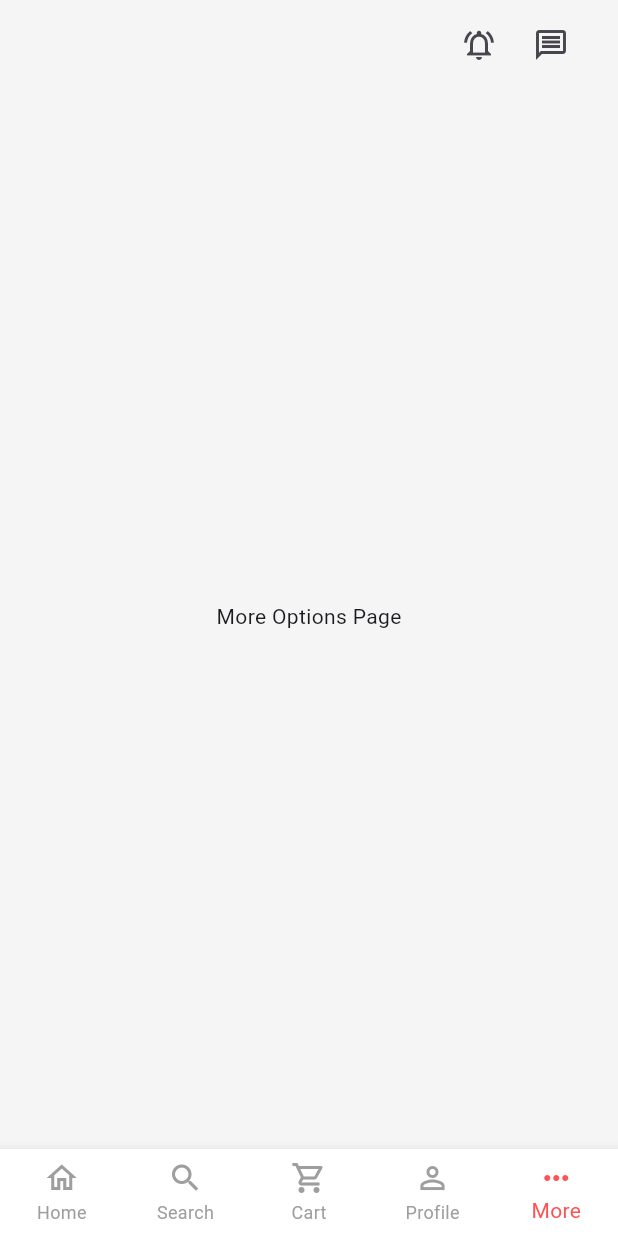
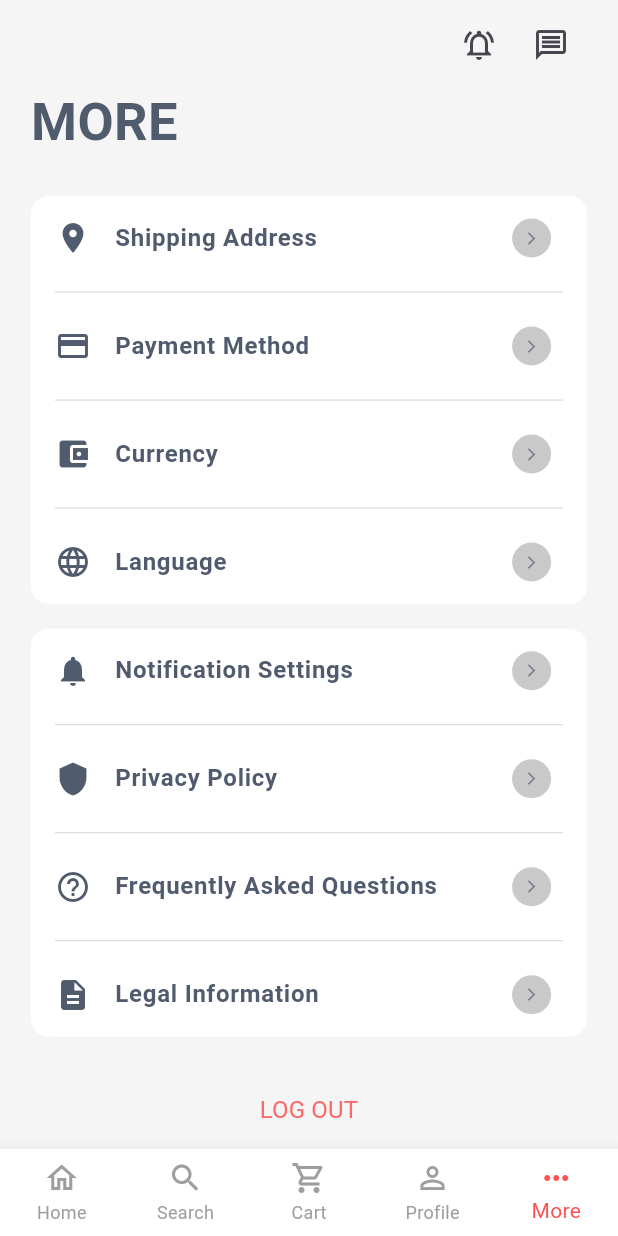
Before and after one commit to TASH-8/e_commerce_app, a Flutter app: the screen it shows after launch, item 5 of the bottom bar chosen, on a phone screen of 412 x 824 dp. Run offline on Flutter 3.47's test engine with Material 3 defaults, Android fonts, the light colour scheme and no system bars; drawn by our look-alikes of auto_size_text; our stand-ins replace equatable, flutter_bloc, flutter_svg, go_router, smooth_page_indicator.

Commit message:
adding MORESCREEN with animation and changing the tiles listviewbuilder to the CORE so i can use it multipule times

```diff
--- a/lib/core/routing/app_router.dart
+++ b/lib/core/routing/app_router.dart
@@ -17,7 +17,7 @@ class AppRouter {
       path: '/product',
       builder: (context, state) => const ProductPreviewScreen(),
     ),
-        GoRoute(
+    GoRoute(
       path: '/profile',
       builder: (context, state) => const ProfileScreen(),
     ),
--- a/lib/core/theming/text_styles.dart
+++ b/lib/core/theming/text_styles.dart
@@ -84,6 +84,11 @@ class TextStyles {
     fontWeight: FontWeightHelper.bold,
     color: ColorManger.greyCustomShade,
   );
+  static const TextStyle font16RedAccentNormal = TextStyle(
+    fontSize: 16,
+    fontWeight: FontWeightHelper.regular,
+    color: ColorManger.redAccentCustom,
+  );
 
   static TextStyle font18CustomGreyLight = TextStyle(
     fontSize: 18,
--- a/lib/core/utils/constants.dart
+++ b/lib/core/utils/constants.dart
@@ -92,9 +92,7 @@ class Constants {
   static const String USERNAME = "User Name";
   static const String EDITPROFILE = "EDIT PROFILE";
 
-
-
-    static const String allMyOrders = 'All My Orders';
+  static const String allMyOrders = 'All My Orders';
   static const String pendingShipments = 'Pending Shipments';
   static const String pendingPayments = 'Pending Payments';
   static const String finishedOrders = 'Finished Orders';
@@ -104,4 +102,15 @@ class Constants {
   static const String customerSupport = 'Customer Support';
   static const String rateOurApp = 'Rate Our App';
   static const String makeASuggestion = 'Make a Suggestion';
+  static const String LOGOUT = "LOG OUT";
+  static const String MORE = "MORE";
+
+  static const String shippingAddressTitle = "Shipping Address";
+  static const String paymentMethodTitle = "Payment Method";
+  static const String currencyTitle = "Currency";
+  static const String languageTitle = "Language";
+  static const String notificationSettingsTitle = "Notification Settings";
+  static const String privacyPolicyTitle = "Privacy Policy";
+  static const String faqTitle = "Frequently Asked Questions";
+  static const String legalInformationTitle = "Legal Information";
 }
--- a/lib/features/profile/presentation/widgets/order_profile_actions.dart
+++ b/lib/core/widgets/custom_list_tile_actions.dart
@@ -3,19 +3,19 @@ import 'package:e_commerce_app/features/profile/presentation/widgets/actions_til
 import 'package:e_commerce_app/features/profile/presentation/widgets/order_profile_items.dart';
 import 'package:flutter/material.dart';
 
-class OrderProfileActions extends StatefulWidget {
-  final List<OrderItem> orderItems;
+class CustomListTilesActions extends StatefulWidget {
+  final List<OrderAndMoreItems> items;
 
-  const OrderProfileActions({
+  const CustomListTilesActions({
     super.key,
-    required this.orderItems,
+    required this.items,
   });
 
   @override
-  _OrderProfileActionsState createState() => _OrderProfileActionsState();
+  _CustomListTilesActionsState createState() => _CustomListTilesActionsState();
 }
 
-class _OrderProfileActionsState extends State<OrderProfileActions>
+class _CustomListTilesActionsState extends State<CustomListTilesActions>
     with SingleTickerProviderStateMixin {
   late AnimationController _controller;
   late List<Animation<Offset>> _slideAnimations;
@@ -33,7 +33,7 @@ class _OrderProfileActionsState extends State<OrderProfileActions>
 
     // Define staggered animations for each item
     _slideAnimations = List.generate(
-      widget.orderItems.length,
+      widget.items.length,
       (index) => Tween<Offset>(
         begin: const Offset(-1, 0), // Slide from the left
         end: Offset.zero,
@@ -50,7 +50,7 @@ class _OrderProfileActionsState extends State<OrderProfileActions>
     );
 
     _fadeAnimations = List.generate(
-      widget.orderItems.length,
+      widget.items.length,
       (index) => Tween<double>(
         begin: 0.0, // Start fully transparent
         end: 1.0, // End fully opaque
@@ -84,14 +84,14 @@ class _OrderProfileActionsState extends State<OrderProfileActions>
       width: screenWidth * 0.9,
       decoration: BoxDecoration(
         color: ColorManger.white,
-        borderRadius: BorderRadius.circular(10),
+        borderRadius: BorderRadius.circular(12),
       ),
       child: ListView.builder(
         shrinkWrap: true,
         physics: const NeverScrollableScrollPhysics(),
-        itemCount: widget.orderItems.length,
+        itemCount: widget.items.length,
         itemBuilder: (context, index) {
-          final item = widget.orderItems[index];
+          final item = widget.items[index];
           return SlideTransition(
             position: _slideAnimations[index],
             child: FadeTransition(
@@ -99,7 +99,7 @@ class _OrderProfileActionsState extends State<OrderProfileActions>
               child: Column(
                 children: [
                   ActionsTile(item: item),
-                  if (index < widget.orderItems.length - 1)
+                  if (index < widget.items.length - 1)
                     const Divider(
                       thickness: 0.5,
                       indent: 16,
--- a/lib/features/home/presentation/pages/homescreen.dart
+++ b/lib/features/home/presentation/pages/homescreen.dart
@@ -1,6 +1,7 @@
 import 'package:e_commerce_app/core/theming/colors_manger.dart';
 import 'package:e_commerce_app/features/home/presentation/pages/homepage.dart';
 import 'package:e_commerce_app/features/home/presentation/widgets/appbar_builder.dart';
+import 'package:e_commerce_app/features/more/presentation/pages/more_screen.dart';
 import 'package:e_commerce_app/features/profile/presentation/pages/profile_screen.dart';
 import 'package:flutter/material.dart';
 
@@ -20,7 +21,7 @@ class _HomeScreenState extends State<HomeScreen> {
     const Center(child: Text('Search Page')),
     const Center(child: Text('Cart Page')),
     const ProfileScreen(),
-    const Center(child: Text('More Options Page')),
+    const MoreScreen(),
   ];
 
   @override
--- /dev/null
+++ b/lib/features/more/presentation/pages/more_screen.dart
@@ -0,0 +1,64 @@
+import 'package:auto_size_text/auto_size_text.dart';
+import 'package:e_commerce_app/core/theming/colors_manger.dart';
+import 'package:e_commerce_app/core/theming/text_styles.dart';
+import 'package:e_commerce_app/core/utils/constants.dart';
+import 'package:e_commerce_app/features/more/presentation/widgets/more_actions_lists.dart';
+import 'package:e_commerce_app/features/product/presentation/widgets/side_custom_padding.dart';
+import 'package:e_commerce_app/core/widgets/custom_list_tile_actions.dart';
+import 'package:flutter/material.dart';
+
+class MoreScreen extends StatelessWidget {
+  const MoreScreen({super.key});
+
+  @override
+  Widget build(BuildContext context) {
+    // Get the screen height using MediaQuery
+    final screenHeight = MediaQuery.of(context).size.height;
+
+    return Scaffold(
+      backgroundColor: ColorManger.greyshade100,
+      body: SingleChildScrollView(
+        child: Column(
+          crossAxisAlignment: CrossAxisAlignment.start,
+          children: [
+            SidesCustomPadding(
+              child: AutoSizeText(
+                Constants.MORE,
+                style: TextStyles.font35CustomGreyBold,
+              ),
+            ),
+            SizedBox(
+              height: screenHeight * 0.03, // 3% of screen height
+            ),
+            SidesCustomPadding(
+              child: CustomListTilesActions(
+                items: moreItems1,
+              ),
+            ),
+            SizedBox(
+              height: screenHeight * 0.02, // 2% of screen height
+            ),
+            SidesCustomPadding(
+              child: CustomListTilesActions(
+                items: moreItems2,
+              ),
+            ),
+            SizedBox(
+              height: screenHeight * 0.03, // 3% of screen height
+            ),
+            Center(
+              child: TextButton(
+                onPressed: () {},
+                child: const AutoSizeText(
+                  Constants.LOGOUT,
+                  textAlign: TextAlign.center,
+                  style: TextStyles.font16RedAccentNormal,
+                ),
+              ),
+            ),
+          ],
+        ),
+      ),
+    );
+  }
+}
--- /dev/null
+++ b/lib/features/more/presentation/widgets/more_actions_lists.dart
@@ -0,0 +1,41 @@
+import 'package:e_commerce_app/core/utils/constants.dart';
+import 'package:e_commerce_app/features/profile/presentation/widgets/order_profile_items.dart';
+import 'package:flutter/material.dart';
+
+List<OrderAndMoreItems> moreItems1 = [
+  OrderAndMoreItems(
+    icon: Icons.location_on,
+    title: Constants.shippingAddressTitle,
+  ),
+  OrderAndMoreItems(
+    icon: Icons.credit_card,
+    title: Constants.paymentMethodTitle,
+  ),
+  OrderAndMoreItems(
+    icon: Icons.account_balance_wallet,
+    title: Constants.currencyTitle,
+  ),
+  OrderAndMoreItems(
+    icon: Icons.language,
+    title: Constants.languageTitle,
+  ),
+];
+
+List<OrderAndMoreItems> moreItems2 = [
+  OrderAndMoreItems(
+    icon: Icons.notifications,
+    title: Constants.notificationSettingsTitle,
+  ),
+  OrderAndMoreItems(
+    icon: Icons.shield,
+    title: Constants.privacyPolicyTitle,
+  ),
+  OrderAndMoreItems(
+    icon: Icons.help_outline,
+    title: Constants.faqTitle,
+  ),
+  OrderAndMoreItems(
+    icon: Icons.description,
+    title: Constants.legalInformationTitle,
+  ),
+];
--- a/lib/features/profile/presentation/widgets/actions_tile.dart
+++ b/lib/features/profile/presentation/widgets/actions_tile.dart
@@ -50,7 +50,7 @@ class ActionsTile extends StatelessWidget {
     required this.item,
   });
 
-  final OrderItem item;
+  final OrderAndMoreItems item;
 
   @override
   Widget build(BuildContext context) {
```
Also changed, not shown: lib/features/profile/presentation/pages/profile_screen.dart (+5 -5 lines), lib/features/profile/presentation/widgets/order_profile_items.dart (+12 -12 lines).
